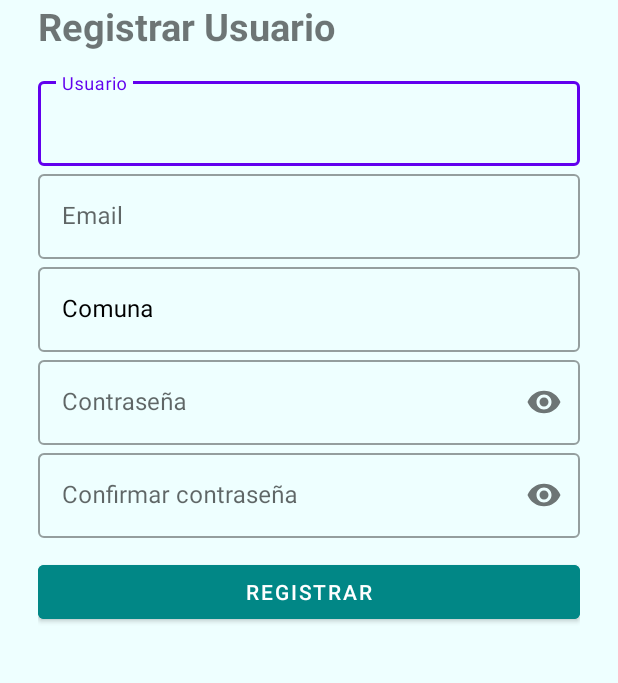
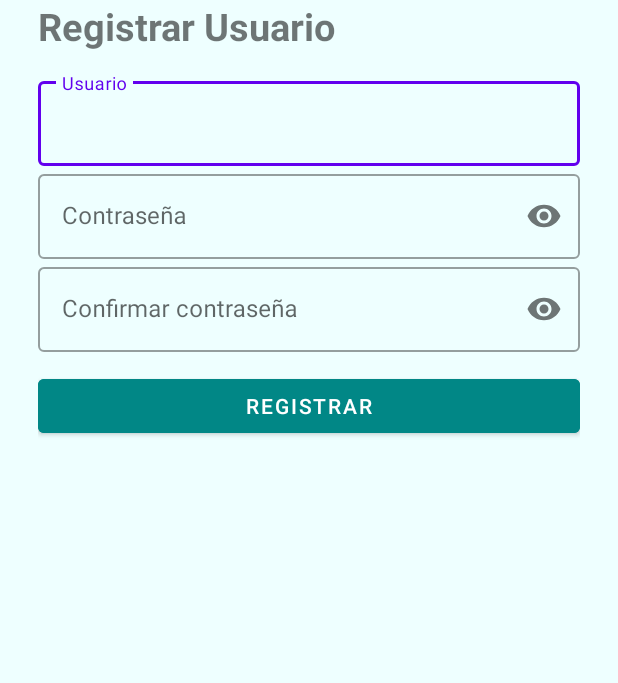
Before and after one commit to CarlosMoragaDev/RegistraLaminasAPP, an Android app: the RegistroActivity screen opened directly, with no data from a screen before it, after a tap on "REGISTRAR", on a phone screen of 412 x 824 dp, the part 158-841 px from its top. Run offline under Robolectric (Android 15) with nearby library versions, the phone set to English and light mode, and no system bars.

Commit message:
Se agregó registro en base de datos SQLite para registro de usuarios. Para iniciar sesión debe estar registrado.

```diff
--- a/app/src/main/java/com/example/registralaminasapp/RegistroActivity.java
+++ b/app/src/main/java/com/example/registralaminasapp/RegistroActivity.java
@@ -8,6 +8,7 @@ import android.content.Context;
 import android.content.Intent;
 import android.os.Build;
 import android.os.Bundle;
+import android.text.TextUtils;
 import android.view.View;
 import android.widget.Button;
 import android.widget.EditText;
@@ -20,13 +21,9 @@ import java.util.Random;
 
 public class RegistroActivity extends AppCompatActivity {
 
-    private Button mostrarNotificacion;
-    private Button btnGuardarReg;
-    private EditText usuario;
-    private EditText emailUsuario;
-    private EditText comunaUsuario;
-    private EditText passUsuario;
-    private EditText confirmarPass;
+    private Button btnregistrar;
+    private EditText username, password, repassword;
+    DBHelper DB;
 
 
     @Override
@@ -34,30 +31,41 @@ public class RegistroActivity extends AppCompatActivity {
         super.onCreate(savedInstanceState);
         setContentView(R.layout.registro_layout);
 
-        usuario = (EditText) findViewById(R.id.usuario);
-        emailUsuario = (EditText) findViewById(R.id.emailUsuario);
-        comunaUsuario = (EditText) findViewById(R.id.comunaUsuario);
-        passUsuario = (EditText) findViewById(R.id.passUsuario);
-        confirmarPass = (EditText) findViewById(R.id.confirmarPass);
-        btnGuardarReg = (Button) findViewById(R.id.btnGuardarReg);
+        username = (EditText) findViewById(R.id.username);
+        password = (EditText) findViewById(R.id.password);
+        repassword = (EditText) findViewById(R.id.repassword);
+        btnregistrar = (Button) findViewById(R.id.btnregistrar);
+        DB= new DBHelper(this);
 
-        btnGuardarReg.setOnClickListener(new View.OnClickListener() {
+        btnregistrar.setOnClickListener(new View.OnClickListener() {
             @Override
             public void onClick(View view) {
-                if (!usuario.getText().toString().isEmpty() &&
-                        !emailUsuario.getText().toString().isEmpty()
-                        && !comunaUsuario.getText().toString().isEmpty()
-                        && !passUsuario.getText().toString().isEmpty()
-                        && !confirmarPass.getText().toString().isEmpty()) {
-                    Intent intent = new Intent(RegistroActivity.this, MainActivity.class);
-                    intent.putExtra("nombre", usuario.getText().toString());
-                    startActivity(intent);
+                String user= username.getText().toString();
+                String pass= password.getText().toString();
+                String repass= repassword.getText().toString();
 
-                } else {
-                    Toast.makeText(RegistroActivity.this, "Debes llenar todos los campos", Toast.LENGTH_SHORT).show();
+                if(TextUtils.isEmpty(user) ||TextUtils.isEmpty(pass) || TextUtils.isEmpty(repass))
+                    Toast.makeText(RegistroActivity.this, "Llenar todos los campos",Toast.LENGTH_SHORT).show();
+                else{
+                    if(pass.equals(repass)){
+                        Boolean checkuser = DB.checkusername(user);
+                        if(checkuser==false){
+                            Boolean insert = DB.insertData(user,pass);
+                            if(insert==true){
+                                Toast.makeText(RegistroActivity.this, "Registro exitoso",Toast.LENGTH_SHORT).show();
+                                Intent intent = new Intent(getApplicationContext(), LoginActivity.class);
+                                startActivity(intent);
+                            }else{
+                                Toast.makeText(RegistroActivity.this, "Fallo el registro",Toast.LENGTH_SHORT).show();
+                            }
+                        }else{
+                            Toast.makeText(RegistroActivity.this, "Usuario ya registrado",Toast.LENGTH_SHORT).show();
+                        }
+                    }else{
+                        Toast.makeText(RegistroActivity.this, "Contraseña no coincide",Toast.LENGTH_SHORT).show();
+                    }
                 }
             }
-
         });
 
     }
--- a/app/src/main/res/layout/registro_layout.xml
+++ b/app/src/main/res/layout/registro_layout.xml
@@ -42,38 +42,12 @@
             android:layout_below="@id/bienvenidoLabel"
             android:hint="Usuario">
             <EditText
-                android:id="@+id/usuario"
+                android:id="@+id/username"
                 android:layout_width="match_parent"
                 android:layout_height="wrap_content"/>
 
         </com.google.android.material.textfield.TextInputLayout>
 
-        <com.google.android.material.textfield.TextInputLayout
-            android:layout_width="match_parent"
-            android:layout_height="wrap_content"
-            android:id="@+id/emailTxtField"
-            style="@style/Widget.MaterialComponents.TextInputLayout.OutlinedBox"
-            android:hint="Email">
-            <com.google.android.material.textfield.TextInputEditText
-                android:id="@+id/emailUsuario"
-                android:layout_width="match_parent"
-                android:layout_height="wrap_content"/>
-
-        </com.google.android.material.textfield.TextInputLayout>
-
-        <com.google.android.material.textfield.TextInputLayout
-            android:layout_width="match_parent"
-            android:layout_height="wrap_content"
-            android:id="@+id/comunaTextField"
-            android:hint="Comuna"
-            style="@style/Widget.MaterialComponents.TextInputLayout.OutlinedBox"
-            android:textColorHint="@color/black">
-            <androidx.appcompat.widget.AppCompatEditText
-                android:id="@+id/comunaUsuario"
-                android:layout_width="match_parent"
-                android:layout_height="wrap_content"/>
-
-        </com.google.android.material.textfield.TextInputLayout>
 
         <com.google.android.material.textfield.TextInputLayout
             android:layout_width="match_parent"
@@ -83,8 +57,8 @@
             android:transitionName="passwordTrans"
             app:passwordToggleEnabled="true"
             style="@style/Widget.MaterialComponents.TextInputLayout.OutlinedBox">
-            <androidx.appcompat.widget.AppCompatEditText
-                android:id="@+id/passUsuario"
+            <EditText
+                android:id="@+id/password"
                 android:layout_width="match_parent"
                 android:layout_height="wrap_content"
                 android:inputType="textPassword"/>
@@ -98,15 +72,15 @@
             android:hint="Confirmar contraseña"
             app:passwordToggleEnabled="true"
             style="@style/Widget.MaterialComponents.TextInputLayout.OutlinedBox">
-            <androidx.appcompat.widget.AppCompatEditText
-                android:id="@+id/confirmarPass"
+            <EditText
+                android:id="@+id/repassword"
                 android:layout_width="match_parent"
                 android:layout_height="wrap_content"
                 android:inputType="textPassword"/>
         </com.google.android.material.textfield.TextInputLayout>
 
         <com.google.android.material.button.MaterialButton
-            android:id="@+id/btnGuardarReg"
+            android:id="@+id/btnregistrar"
             android:layout_width="match_parent"
             android:layout_height="wrap_content"
             android:text="Registrar"
```
Also changed, not shown: app/src/main/java/com/example/registralaminasapp/DBHelper.java (added, +60 -0 lines), app/src/main/java/com/example/registralaminasapp/LoginActivity.java (+26 -17 lines), app/src/main/res/layout/login_layout.xml (+8 -8 lines).
